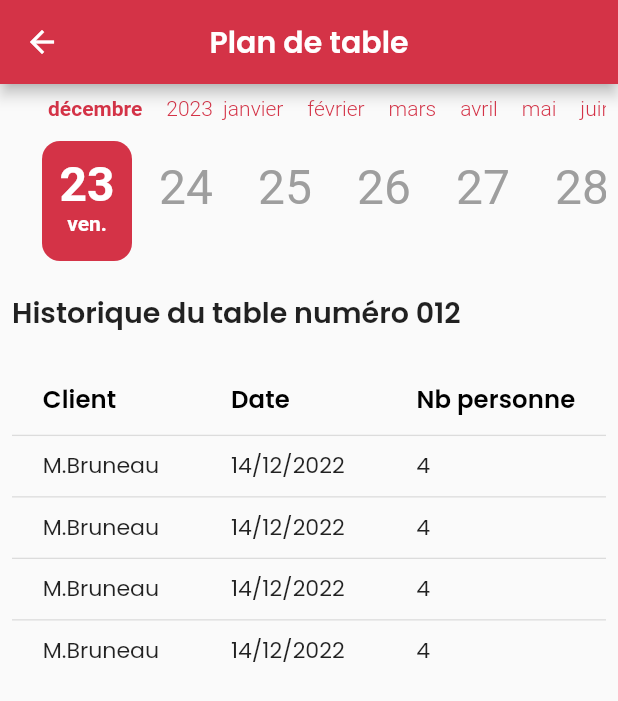
After one commit to razifertani/cocuisinage-app-mobile-pro, a Flutter app: the HistoriqueDeTable screen opened directly, on a phone screen of 412 x 824 dp. The commit adds this screen. Shown: the top 701 px of the screen. Run offline on Flutter 3.47's test engine with Material 2 defaults, Android fonts, the phone set to English and light mode, and no system bars; drawn by our look-alikes of calendar_timeline; our stand-ins replace argon_buttons_flutter, auto_size_text, avatar_glow, dartz, firebase_core, firebase_messaging and 11 more; accounts and stored records are empty.

Commit message:
first_commit

```diff
--- /dev/null
+++ b/lib/ui/screens/reservation/plan_de_table/historique_de_table/histo_de_table.dart
@@ -0,0 +1,83 @@
+import 'package:cocuisinage_app_mobile_pro_mobile_pro/ui/shared/widgets/planning_widgets/horizontal_calendar.dart';
+import 'package:flutter/material.dart';
+
+import '../../../../../Theme/my_colors.dart';
+import '../../../../../Theme/my_text_styles.dart';
+
+class HistoriqueDeTable extends StatelessWidget {
+  const HistoriqueDeTable({Key? key}) : super(key: key);
+
+  @override
+  Widget build(BuildContext context) {
+    return Scaffold(
+      appBar: AppBar(
+        title: Text(
+          "Plan de table",
+          style: MyTextStyles.appBarTextStyle,
+        ),
+        centerTitle: true,
+        backgroundColor: MyColors.red,
+        leading: IconButton(
+            icon: const Icon(Icons.arrow_back),
+            onPressed: () => Navigator.pop(context)),
+      ),
+      body: Padding(
+        padding: const EdgeInsets.all(8.0),
+        child: Column(
+          crossAxisAlignment: CrossAxisAlignment.start,
+          children: [
+            HorizontalCalendar(),
+            SizedBox(
+              height: 20,
+            ),
+            Text(
+              "Historique du table numéro 012",
+              style:
+                  MyTextStyles.headline.copyWith(fontWeight: FontWeight.w600),
+            ),
+            SizedBox(
+              height: 20,
+            ),
+            FittedBox(
+              child: DataTable(
+                columns: [
+                  DataColumn(
+                      label: Text('Client',
+                          style: MyTextStyles.headline
+                              .copyWith(fontWeight: FontWeight.w600))),
+                  DataColumn(
+                      label: Text('Date',
+                          style: MyTextStyles.headline
+                              .copyWith(fontWeight: FontWeight.w600))),
+                  DataColumn(
+                      label: Text('Nb personne',
+                          style: MyTextStyles.headline
+                              .copyWith(fontWeight: FontWeight.w600))),
+                ],
+                rows: [
+                  ...List.generate(
+                    4,
+                    (index) => DataRow(cells: [
+                      DataCell(Text(
+                        'M.Bruneau',
+                        style: MyTextStyles.body,
+                      )),
+                      DataCell(Text(
+                        '14/12/2022',
+                        style: MyTextStyles.body,
+                      )),
+                      DataCell(Text(
+                        '4',
+                        style: MyTextStyles.body,
+                      )),
+                    ]),
+                  )
+                ],
+              ),
+            ),
+          ],
+        ),
+      ),
+    );
+  }
+}
```
Also changed, not shown: lib/ui/screens/reservation/plan_de_table/modifier_nmr_de_table/modifier_nmr_de_table.dart (added, +65 -0 lines), lib/ui/screens/reservation/plan_de_table/plan_de_table.dart (+96 -9 lines), lib/ui/shared/widgets/pop_qr/pop_up_qr_code.dart (added, +41 -0 lines), assets/images/qr_code.png (added).
